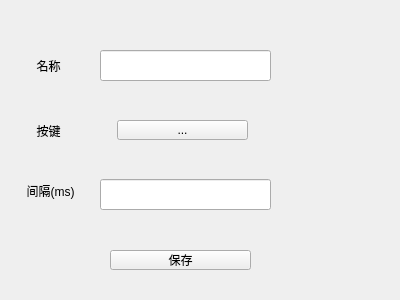
Old version of the form ui/add_quickclick_widget.ui in the repository hanxi19/Key-Wizard.
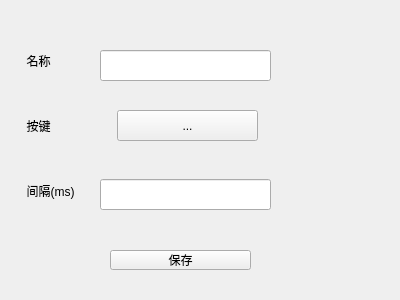
New version of the form.

The edit to the form file:
```diff
--- a/ui/add_quickclick_widget.ui
+++ b/ui/add_quickclick_widget.ui
@@ -59,9 +59,9 @@
    <property name="geometry">
     <rect>
      <x>117</x>
-     <y>120</y>
-     <width>131</width>
-     <height>20</height>
+     <y>110</y>
+     <width>141</width>
+     <height>31</height>
     </rect>
    </property>
    <property name="text">
@@ -71,10 +71,10 @@
   <widget class="QLabel" name="nameLabel">
    <property name="geometry">
     <rect>
-     <x>30</x>
-     <y>50</y>
-     <width>61</width>
-     <height>31</height>
+     <x>20</x>
+     <y>40</y>
+     <width>71</width>
+     <height>41</height>
     </rect>
    </property>
    <property name="text">
@@ -84,10 +84,10 @@
   <widget class="QLabel" name="buttonLabel">
    <property name="geometry">
     <rect>
-     <x>30</x>
-     <y>120</y>
-     <width>61</width>
-     <height>21</height>
+     <x>20</x>
+     <y>110</y>
+     <width>71</width>
+     <height>31</height>
     </rect>
    </property>
    <property name="text">
```
